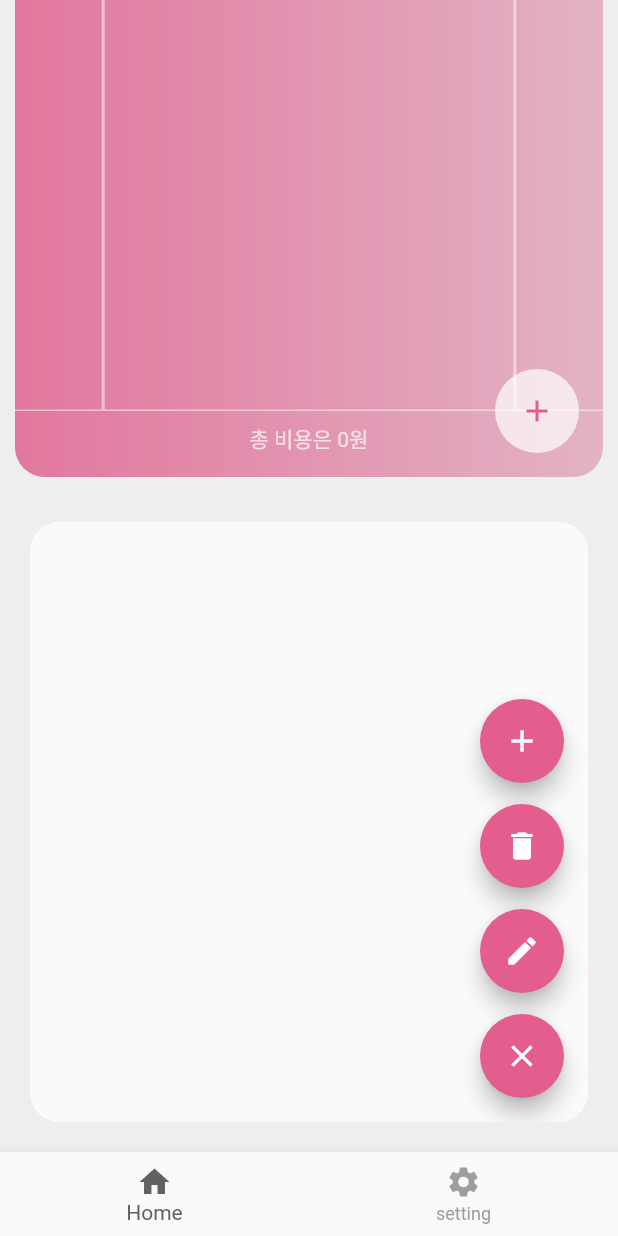
After one commit to woojin8651/flutter_practice, a Flutter app: the screen it shows after launch, scrolled down 92 dp, after a tap on the "menu" icon, on a phone screen of 412 x 824 dp. The commit adds this screen. Run offline on Flutter 3.47's test engine with Material 2 defaults, Android fonts, the phone set to English and light mode, and no system bars; our stand-ins replace geolocator, pie_chart, sqflite, syncfusion_flutter_datepicker; accounts and stored records are empty; Roboto replaces fonts that are missing (NanumGothic).

Commit message:
PieChart 추가

```diff
--- a/lib/extension/Colors.dart
+++ b/lib/extension/Colors.dart
@@ -3,5 +3,7 @@ import 'package:flutter/material.dart';
 class AppColors{
   static const BgColorD = Color.fromARGB(255,227, 93, 142);
   static const BgColorB = Color.fromARGB(255,227, 168, 190);
+  static const ColorSpend = Color.fromARGB(255, 198, 35, 96);
+  static const ColorLeft = Color.fromARGB(255, 88, 123, 166);
   static const BgGradient = LinearGradient(colors: [BgColorD,BgColorB]);
 }
--- a/lib/main.dart
+++ b/lib/main.dart
@@ -18,6 +18,8 @@ class MyApp extends StatelessWidget {
       theme: ThemeData(
         fontFamily: 'NanumGothic',
         primarySwatch: Colors.blue,
+        primaryColor: AppColors.BgColorD,
+        accentColor: Colors.redAccent
       ),
       home: Main(),
     );
--- a/lib/model/Budget.dart
+++ b/lib/model/Budget.dart
@@ -8,6 +8,13 @@ class Budget{
   static const String sql_stDay="stDay";
   static const String sql_edDay="edDay";
 
+  static const String repeatMonth = "month";
+  static const String repeatYear = "year";
+  static const int modeUnRepeat = 0;
+  static const int modeRepeat = 1;
+  static const int defaultRepeatDay = 0;
+  static const String defaultRepeatP = "미정";
+  static const String defaultDay = "0000-00-00";
   String id; //고유 아이디
   int total; //기간 예산안
   int repeat; //반복형인지 0이면 반복x 1이면 반복d
--- a/lib/model/DBBudgetHelper.dart
+++ b/lib/model/DBBudgetHelper.dart
@@ -16,9 +16,9 @@ class DBBudgetHelper{
              ${Budget.sql_id} INTEGER PRIMARY KEY AUTOINCREMENT NOT NULL,
              ${Budget.sql_total} INTEGER,
              ${Budget.sql_repeat} INTEGER,
-             ${Budget.sql_repeatDay} TEXT,
+             ${Budget.sql_repeatDay} INTEGER,
              ${Budget.sql_repeatP} TEXT,
-             ${Budget.sql_stDay} TEXT)
+             ${Budget.sql_stDay} TEXT,
              ${Budget.sql_edDay} TEXT)"""
           );
         });
--- a/lib/model/DBItemHelper.dart
+++ b/lib/model/DBItemHelper.dart
@@ -5,7 +5,7 @@ import 'package:path_provider/path_provider.dart';
 import 'package:sqflite/sqflite.dart' as sql;
 import 'package:path/path.dart' as path;
 import 'Item.dart';
-class DBHelper{
+class DBItemHelper{
   static Future<sql.Database> database() async{
     var docDir = await sql.getDatabasesPath();
     final dbPath = path.join(docDir,'item_datebase.db');
--- a/lib/screens/DailyViewPage.dart
+++ b/lib/screens/DailyViewPage.dart
@@ -7,7 +7,8 @@ import 'package:flutter_practice_app/viewmodel/HomeVM.dart';
 import 'package:flutter_practice_app/extension/date_extention.dart';
 import 'ItemDialog.dart';
 class DailyViewPage extends StatefulWidget {
-
+  DailyViewPage({this.refresh});
+  Function refresh;
   @override
   _DailyViewPageState createState() => _DailyViewPageState();
 }
@@ -31,14 +32,13 @@ class _DailyViewPageState extends State<DailyViewPage> {
   @override
   void initState() {
     super.initState();
-
+    pageDate = DateTime.now();
+    setCurrDate(pageDate);
+    log("DailyViewPageInitSate");
   }
 
   @override
   Widget build(BuildContext context) {
-    setState(() {
-      pageDate = DateTime.now(); //오늘
-    });
     return Container(
       padding: EdgeInsets.all(10.0),
       child: dailyPages(),
@@ -143,7 +143,7 @@ class _DailyViewPageState extends State<DailyViewPage> {
                 child: ListTile(
                   onLongPress: () async{
                     await showDialog(context: context,
-                        builder: (ctx) => ItemLongDialog(item: e,refresh: refresh,));
+                        builder: (ctx) => ItemLongDialog(item: e,refresh: this.widget.refresh,));
                   },
                   title: ItemColor(e.name),
                   subtitle: ItemColor("${e.amount} => ${e.cost}원"),
@@ -162,7 +162,7 @@ class _DailyViewPageState extends State<DailyViewPage> {
 
   void showItemDialog() async{
     await showDialog(context: context,
-        builder: (ctx) => ItemDialog(refresh: refresh,date: currDate,));
+        builder: (ctx) => ItemDialog(refresh: this.widget.refresh,date: currDate,));
   }
 
 }
--- a/lib/screens/Home.dart
+++ b/lib/screens/Home.dart
@@ -1,7 +1,7 @@
 import 'dart:developer';
 import 'package:flutter/cupertino.dart';
 import 'package:flutter/material.dart';
-import 'package:flutter_practice_app/screens/PieChart.dart';
+import 'package:flutter_practice_app/screens/PieChartView.dart';
 import 'DailyViewPage.dart';
 
 class Home extends StatelessWidget {
@@ -12,24 +12,33 @@ class Home extends StatelessWidget {
   @override
   Widget build(BuildContext context) {
     return Container(
-
       child: Scaffold(
       body: HomeFragment(),
-        backgroundColor: Colors.transparent,
+        backgroundColor: Colors.grey[200],
       ),
     );
   }
 }
 
 // 프레그먼트 화면
-class HomeFragment extends StatelessWidget {
+class HomeFragment extends StatefulWidget {
   const HomeFragment({Key key}) : super(key: key);
+
+  @override
+  _HomeFragmentState createState() => _HomeFragmentState();
+}
+
+class _HomeFragmentState extends State<HomeFragment> {
+  void refresh(){
+    setState(() {
+    });
+  }
   @override
   Widget build(BuildContext context) {
     return ListView(
       children: [
-        DailyViewPage(),
-        PieChart()
+        DailyViewPage(refresh: refresh,),
+        PieChartView(refresh: refresh,)
       ],
     );
   }
--- /dev/null
+++ b/lib/screens/PieChartView.dart
@@ -0,0 +1,210 @@
+import 'dart:developer';
+
+import 'package:flutter/material.dart';
+import 'package:flutter_practice_app/extension/Colors.dart';
+import 'package:flutter_practice_app/model/Budget.dart';
+import 'package:flutter_practice_app/screens/BudgetDialog.dart';
+import 'package:flutter_practice_app/viewmodel/PieVM.dart';
+import 'package:pie_chart/pie_chart.dart';
+import 'package:syncfusion_flutter_datepicker/datepicker.dart';
+
+class PieChartView extends StatefulWidget {
+  PieChartView({this.refresh});
+  Function refresh;
+  @override
+  _PieChartViewState createState() => _PieChartViewState();
+}
+
+class _PieChartViewState extends State<PieChartView> with TickerProviderStateMixin{
+
+  AnimationController _controller;
+  DateTime _pageDate;
+  Budget curBudget;
+  PieVM vm;
+  List<Icon> icons = [Icon(Icons.add,color: Colors.white)
+    ,Icon(Icons.delete,color: Colors.white)
+    ,Icon(Icons.edit,color: Colors.white)];
+  void refresh(){
+    setState(() {
+    });
+  }
+
+  @override
+  void initState() {
+    super.initState();
+    vm = PieVM.instance();
+    _pageDate = DateTime.now();
+    _controller = AnimationController(
+      vsync: this,
+      duration: const Duration(milliseconds: 300),
+    );
+  }
+  @override
+  Widget build(BuildContext context) {
+
+    return Container(
+      padding: EdgeInsets.all(20.0),
+      child: piePages(),
+    );
+  }
+  Widget piePages(){
+    return Center(
+      child: ClipRRect(
+        borderRadius: BorderRadius.circular(20.0),
+        child: Container(
+          color: Colors.white,
+          width: 400,
+          height: 400,
+          child: Scaffold(
+            body:  FutureBuilder(
+              future: vm.fetchPie(_pageDate),
+              builder: (ctx,snapshot){
+                if(snapshot.hasData){
+                  if((snapshot.data as List<PieSet>).isNotEmpty) {
+                    curBudget = (snapshot.data as List<PieSet>)[0].budget;
+                  }
+                  return budgetChart(snapshot.data);
+                }
+                else if(snapshot.hasError){
+                  return Center(child: Text("에러"));
+                }
+                return Center(
+                  child: SizedBox(
+                    child: CircularProgressIndicator(),
+                    height: 100,
+                    width: 100,
+                  ),
+                );
+              },
+            ),
+            floatingActionButton: _getFSD(),
+          ),
+        ),
+      ),
+    );
+  }
+  Widget budgetChart(List<PieSet> datas){
+    return PageView.builder(
+      onPageChanged: (idx){
+        curBudget  = datas[idx].budget;
+      },
+        itemCount: datas.length,
+        itemBuilder: (ctx,idx){
+          return Center(
+            child: Column(
+              children: [
+                Center(
+                  child: Text("예산: ${datas[idx].budget.total}원")
+                ),
+                Center(
+                    child: Text("사용: ${datas[idx].PieData[PieVM.PieItem].toInt()}원")
+                ),
+                Padding(
+                  padding: const EdgeInsets.all(8.0),
+                  child: Row(
+                    mainAxisAlignment: MainAxisAlignment.spaceEvenly,
+                    children: [
+                      Text(datas[idx].budget.stDay),
+                      Text("~"),
+                      Text(datas[idx].budget.stDay),
+                    ],
+                  ),
+                ),
+                Container(
+                  width: MediaQuery.of(context).size.width*2/3,
+                  height: MediaQuery.of(context).size.width*2/3,
+                  child: PieChart(
+
+                    dataMap: datas[idx].PieData,
+                    animationDuration: Duration(milliseconds: 800),
+                    chartRadius: MediaQuery.of(context).size.width/3.2,
+                    chartType: ChartType.ring,
+                    chartValuesOptions: ChartValuesOptions(
+                      showChartValuesInPercentage: true
+                    ),
+                  ),
+                ),
+              ],
+            ),
+          );
+        });
+  }
+  final styleT = TextStyle(
+      fontWeight: FontWeight.w500,
+      color: Colors.white,
+      fontSize: 16.0);
+
+  void pressFAB(int idx){
+    switch(idx){
+      case 0:
+        showBudgetDialog();
+        break;
+      case 1:
+        if(curBudget != null)
+          showBudgetDeleteDialog(curBudget);
+        break;
+    }
+  }
+  Widget _getFSD(){
+    return Column(
+      mainAxisSize: MainAxisSize.min,
+      children: List.generate(icons.length, (int index) {
+        Widget child = new Container(
+          height: 70.0,
+          width: 56.0,
+          alignment: FractionalOffset.topCenter,
+          child:  ScaleTransition(
+            scale:  CurvedAnimation(
+              parent: _controller,
+              curve:  Interval(
+                  0.0,
+                  1.0 - index / icons.length / 2.0,
+                  curve: Curves.easeOut
+              ),
+            ),
+            child:  FloatingActionButton(
+              backgroundColor: AppColors.BgColorD,
+              child: icons[index],
+              onPressed: () => pressFAB(index),
+            ),
+          ),
+        );
+        return child;
+      }).toList()..add(
+         FloatingActionButton(
+           backgroundColor: AppColors.BgColorD,
+          heroTag: null,
+          child:  AnimatedBuilder(
+            animation: _controller,
+            builder: (BuildContext context, Widget child) {
+              return Transform(
+                transform: Matrix4.rotationZ(_controller.value * 0.5 * 3.141592),
+                alignment: FractionalOffset.center,
+                child: Icon(_controller.isDismissed ? Icons.menu : Icons.close,color: Colors.white,),
+              );
+            },
+          ),
+          onPressed: () {
+            if (_controller.isDismissed) {
+              _controller.forward();
+            } else {
+              _controller.reverse();
+            }
+          },
+        ),
+      ),
+    );
+  }
+
+  void showBudgetDialog() async{
+    log("클릭");
+    await showDialog(context: context,
+        builder: (ctx) => BudgetDialog(refresh:this.widget.refresh));
+  }
+  void showBudgetDeleteDialog(Budget budget) async{
+    await showDialog(context: context, builder: (ctx)=> BudgetDeleteDialog(
+      budget: budget,
+      refresh: refresh,
+    ));
+  }
+}
--- a/lib/viewmodel/PieVM.dart
+++ b/lib/viewmodel/PieVM.dart
@@ -1,16 +1,68 @@
+import 'package:flutter_practice_app/extension/date_extention.dart';
 import 'package:flutter_practice_app/model/Budget.dart';
 import 'package:flutter_practice_app/model/DBBudgetHelper.dart';
+import 'package:flutter_practice_app/model/DBItemHelper.dart';
+import 'package:flutter_practice_app/model/Item.dart';
+class PieVM{
+  static const String PieLeft = '잔금';
+  static const String PieItem = '사용';
 
-class PieVM{
+  List<PieSet> PieSets = [];
 
   PieVM();
 
   factory PieVM.instance(){
     return PieVM();
   }
-  Future<List<Budget>> fetchData() async{
-    List<Budget> list = await DBBudgetHelper.getBudget();
-    return list;
+
+  Future<List<PieSet>> fetchPie(DateTime day) async{
+    List<Budget> bList = await DBBudgetHelper.getBudget();
+    List<Item> iList = await DBItemHelper.getItem();
+    PieSets.clear();
+    bList.forEach((budget) {
+      if(budget.repeat == 0){ //반복 x
+        int iSum = iList.where((item) =>
+            DateCalculation.inRange(budget.stDay, budget.edDay, item.date))
+            .fold(0, (sum, e) => sum + e.cost);
+        if(iSum >= budget.total) PieSets.add(PieSet(budget,{PieLeft:iSum.toDouble()}));
+        else PieSets.add(PieSet(budget,{PieLeft:(budget.total - iSum).toDouble(), PieItem:iSum.toDouble()}));
+      }
+      else{ // 반복 o
+        int iSum = iList.where((item) =>
+            DateCalculation.inRangeR(day, budget.repeatDay, budget.repeatP, item.date))
+            .fold(0, (sum, e) => sum + e.cost);
+        if(iSum >= budget.total) PieSets.add(PieSet(budget,{PieLeft:iSum.toDouble()}));
+        else PieSets.add(PieSet(budget, {PieLeft:(budget.total - iSum).toDouble(), PieItem:iSum.toDouble()}));
+      }
+    });
+    return PieSets;
+  }
+  Future<void> insertBudget(Budget budget) async{
+    try{
+      await DBBudgetHelper.insertBudget(budget);
+    }catch(e){
+      throw Exception("insert error");
+    }
   }
 
+  Future<void> modifyBudget(Budget budget) async{
+    try{
+      await DBBudgetHelper.updateBudget(budget);
+    }catch(e){
+      throw Exception("insert error");
+    }
+  }
+
+  Future<void> deleteBudget(Budget budget) async{
+    try{
+      await DBBudgetHelper.deleteBudget(budget);
+    }catch(e){
+      throw Exception("insert error");
+    }
+  }
 }
+class PieSet{
+  Map<String,double> PieData;
+  Budget budget;
+  PieSet(this.budget,this.PieData);
+}
--- a/pubspec.yaml
+++ b/pubspec.yaml
@@ -35,6 +35,8 @@ dependencies:
   path: ^1.8.0
   intl:
   pie_chart:
+  flutter_speed_dial: ^3.0.0
+  syncfusion_flutter_datepicker: ^19.2.57
 dev_dependencies:
   flutter_test:
     sdk: flutter
```
Also changed, not shown: lib/extension/date_extention.dart (+45 -1 lines), lib/screens/BudgetDialog.dart (added, +222 -0 lines), lib/screens/ItemDialog.dart (+4 -3 lines), lib/screens/PieChart.dart (deleted, +0 -27 lines), lib/viewmodel/HomeVM.dart (+4 -4 lines), pubspec.lock.
